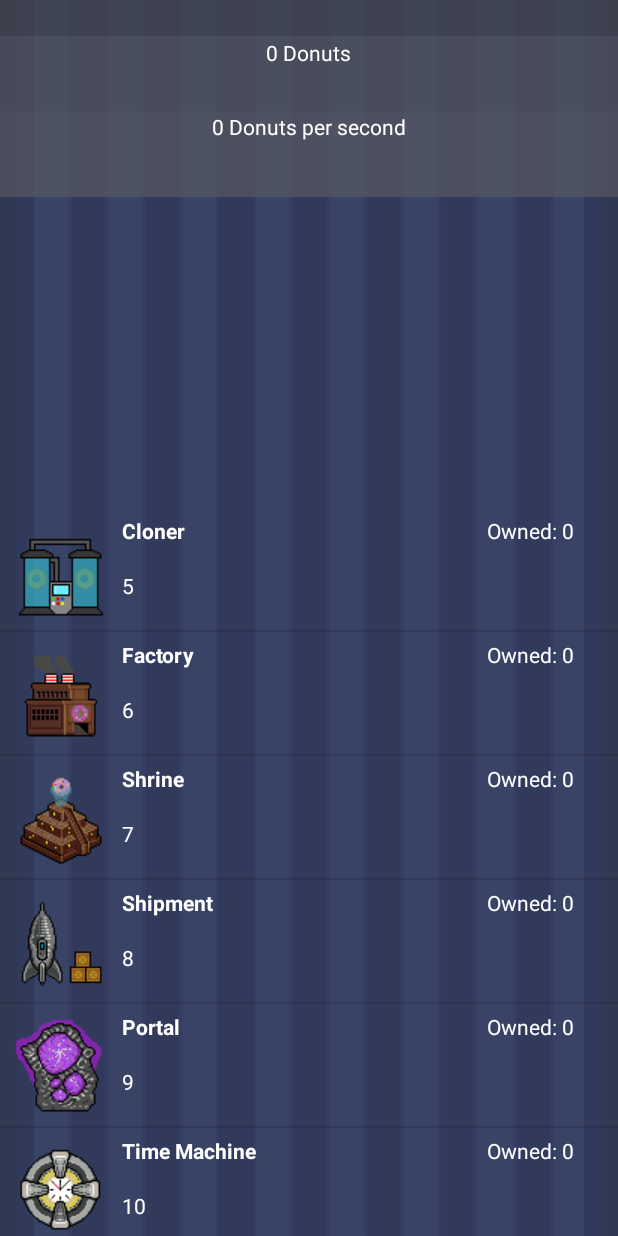
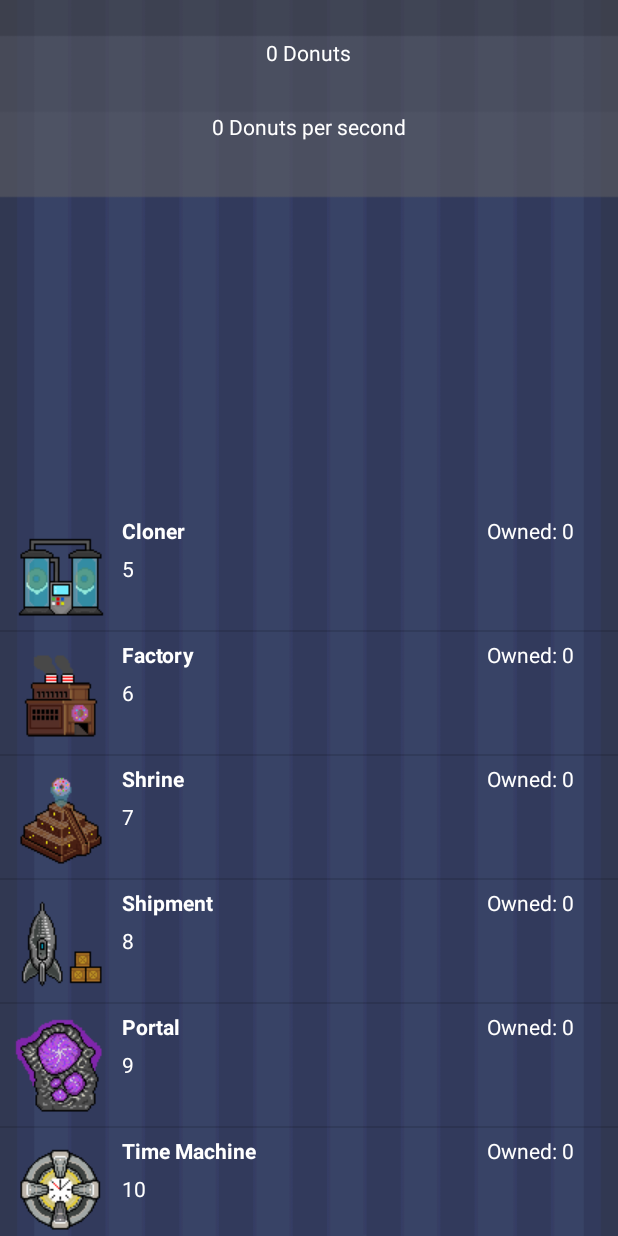
Before and after one commit to dingloid/Clicker-2, an Android app: the Shop screen opened directly, with no data from a screen before it, scrolled down 336 dp, on a phone screen of 412 x 824 dp. Run offline under Robolectric (Android 15) with nearby library versions, the light colour scheme and no system bars; our stand-ins replace AdMob.

Commit message:
Small Update

```diff
--- a/app/src/main/res/layout/activity_main.xml
+++ b/app/src/main/res/layout/activity_main.xml
@@ -59,7 +59,6 @@
         android:id="@+id/toSkinShop"
         android:src="@drawable/skinshopico"
         android:layout_alignParentBottom="true"
-        android:layout_toStartOf="@+id/toShop"
-        android:layout_marginEnd="35dp" />
+        android:layout_alignParentStart="true" />
 
 </RelativeLayout>
--- a/app/src/main/res/layout/list_layout.xml
+++ b/app/src/main/res/layout/list_layout.xml
@@ -1,7 +1,7 @@
 <?xml version="1.0" encoding="utf-8"?>
 <RelativeLayout xmlns:android="http://schemas.android.com/apk/res/android"
+    xmlns:app="http://schemas.android.com/apk/res-auto"
     android:layout_width="fill_parent"
-
     android:orientation="horizontal"
     android:padding="5dp"
     android:layout_height="wrap_content">
@@ -36,17 +36,7 @@
         android:layout_height="wrap_content" />
 
     <TextView
-        android:id="@+id/powerUpCost"
-        android:text="Title Goes Here"
-        android:textColor="#ffffff"
-        android:layout_width="wrap_content"
-        android:layout_height="wrap_content"
-        android:layout_below="@+id/powerUpName"
-        android:layout_toEndOf="@+id/thumbnail"
-        android:layout_marginTop="17dp" />
-
-    <TextView
-        android:text=""
+        android:text="6"
         android:layout_width="wrap_content"
         android:layout_height="wrap_content"
         android:id="@+id/amountOwnedText"
@@ -55,4 +45,13 @@
         android:layout_alignParentEnd="true"
         android:layout_marginEnd="24dp" />
 
+    <TextView
+        android:id="@+id/powerUpCost"
+        android:text="Title Goes Here"
+        android:textColor="#ffffff"
+        android:layout_width="wrap_content"
+        android:layout_height="wrap_content"
+        android:layout_centerVertical="true"
+        android:layout_toEndOf="@+id/thumbnail" />
+
 </RelativeLayout>
--- a/app/src/main/res/layout/list_layout_skins.xml
+++ b/app/src/main/res/layout/list_layout_skins.xml
@@ -1,7 +1,6 @@
 <?xml version="1.0" encoding="utf-8"?>
 <RelativeLayout xmlns:android="http://schemas.android.com/apk/res/android"
     android:layout_width="fill_parent"
-
     android:orientation="horizontal"
     android:padding="5dp"
     android:layout_height="wrap_content">
@@ -54,5 +53,4 @@
         android:layout_below="@+id/skinName"
         android:layout_toEndOf="@+id/thumbnail" />
 
-
 </RelativeLayout>
--- a/app/src/main/res/values/strings.xml
+++ b/app/src/main/res/values/strings.xml
@@ -5,4 +5,6 @@
     <string name="banner">ca-app-pub-3274964731359118/3750593785</string>
     <string name="amount_owned">Owned: </string>
     <string name="price">Cost</string>
+    <string name="unlock">Unlock</string>
+    <string name="selected">Selected</string>
 </resources>
```
Also changed, not shown: app/src/main/java/ohpiestudio/clicker2/Adapter/SkinsAdapter.java (+16 -3 lines), app/src/main/java/ohpiestudio/clicker2/MainActivity.java (+12 -7 lines), app/src/main/java/ohpiestudio/clicker2/Screens/SkinShop.java (+23 -31 lines), app/src/main/java/ohpiestudio/clicker2/Upgrades/Skins.java (+38 -2 lines), app/src/main/res/drawable/clonerico.png, app/src/main/res/drawable/priceico.png (added), app/src/main/res/drawable/shopico2.png (deleted), app/src/main/res/mipmap-hdpi/ic_launcher.png, app/src/main/res/mipmap-mdpi/ic_launcher.png, app/src/main/res/mipmap-xhdpi/ic_launcher.png, app/src/main/res/mipmap-xxhdpi/ic_launcher.png, app/src/main/res/mipmap-xxxhdpi/ic_launcher.png.
